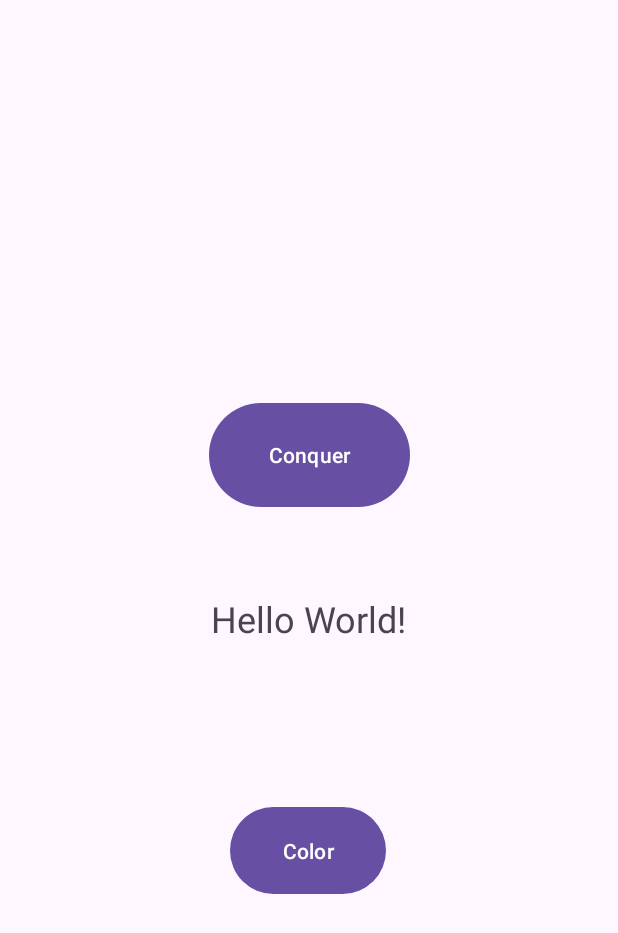
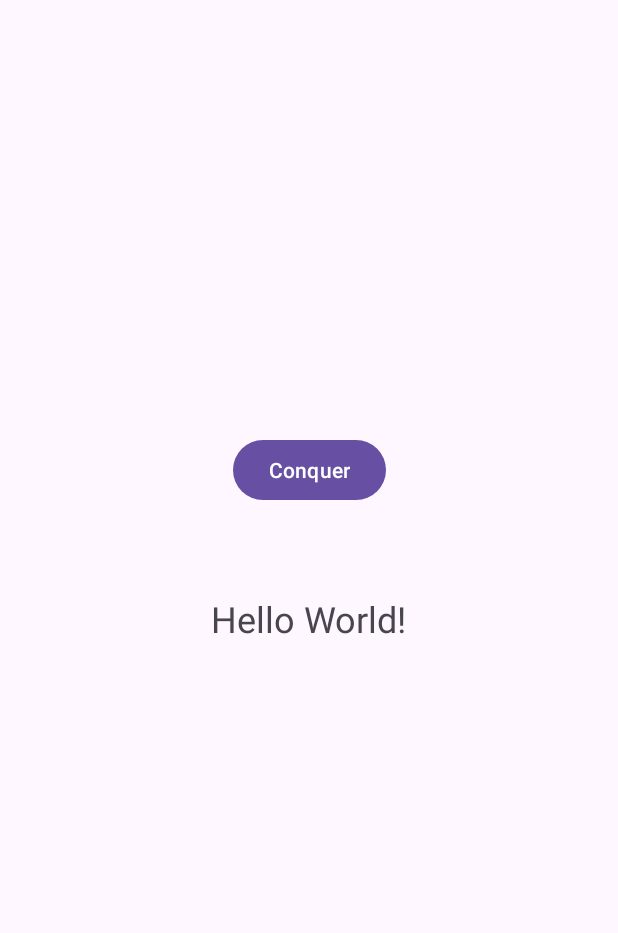
Before and after one commit to Eligijuc/Task1EA, an Android app: the screen it shows after launch (MainActivity), on a phone screen of 412 x 824 dp. Shown: the top 933 px of the screen. Run offline under Robolectric (Android 15) with nearby library versions, the phone set to English and light mode, and no system bars.

Commit message:
Revert code changes

```diff
--- a/app/src/main/java/com/example/myapplication/MainActivity.java
+++ b/app/src/main/java/com/example/myapplication/MainActivity.java
@@ -2,7 +2,6 @@ package com.example.myapplication;
 
 import androidx.appcompat.app.AppCompatActivity;
 
-import android.graphics.Color;
 import android.os.Bundle;
 import android.view.View;
 import android.widget.TextView;
@@ -21,8 +20,4 @@ public class MainActivity extends AppCompatActivity {
     public void ChangeMainTxt(View view) {
         this.tvmain.setText("The World Is Mine!");
     }
-
-    public void ChangeTxtColor(View view) {
-        this.tvmain.setTextColor(Color.RED);
-    }
 }
--- a/app/src/main/res/layout/activity_main.xml
+++ b/app/src/main/res/layout/activity_main.xml
@@ -19,8 +19,8 @@
 
     <Button
         android:id="@+id/btnchangetxt"
-        android:layout_width="134dp"
-        android:layout_height="77dp"
+        android:layout_width="wrap_content"
+        android:layout_height="wrap_content"
         android:onClick="ChangeMainTxt"
         android:text="Conquer"
         android:textColorLink="#9C27B0"
@@ -30,18 +30,4 @@
         app:layout_constraintTop_toTopOf="parent"
         app:layout_constraintVertical_bias="0.831" />
 
-    <Button
-        android:id="@+id/btnchangecolor"
-        android:layout_width="104dp"
-        android:layout_height="66dp"
-        android:layout_marginTop="8dp"
-        android:onClick="ChangeTxtColor"
-        android:text="Color"
-        app:layout_constraintBottom_toBottomOf="parent"
-        app:layout_constraintEnd_toEndOf="parent"
-        app:layout_constraintHorizontal_bias="0.498"
-        app:layout_constraintStart_toStartOf="parent"
-        app:layout_constraintTop_toBottomOf="@+id/tvmain"
-        app:layout_constraintVertical_bias="0.302" />
-
 </androidx.constraintlayout.widget.ConstraintLayout>
```
